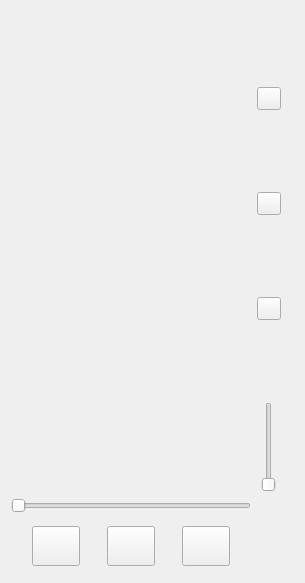
This is widget.ui in spygg/QBaiduFm as Qt 5 draws it before an edit. The edited form follows.
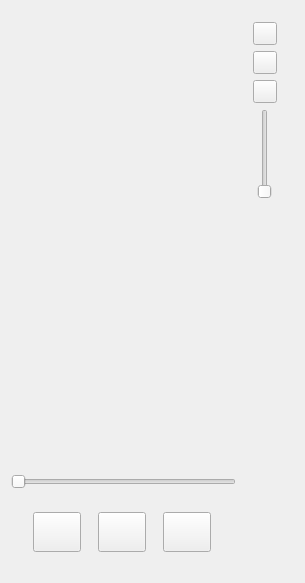
This is the edited form. Icons and pictures are not drawn. Custom widgets are drawn as their Qt base class.

Commit message: 修改歌词不正常显示bug，修改布局

Diff of the .ui file:
```diff
--- a/widget.ui
+++ b/widget.ui
@@ -25,11 +25,12 @@
   <property name="windowOpacity">
    <double>1.000000000000000</double>
   </property>
-  <layout class="QHBoxLayout" name="horizontalLayout_3">
-   <item>
     <layout class="QHBoxLayout" name="horizontalLayout_2">
      <item>
       <layout class="QVBoxLayout" name="verticalLayout_2">
+     <property name="spacing">
+      <number>0</number>
+     </property>
        <item>
         <widget class="AristPicture" name="aristPicWidget" native="true">
          <property name="minimumSize">
@@ -85,6 +86,7 @@
         </widget>
        </item>
        <item>
+      <widget class="QWidget" name="widget" native="true">
         <layout class="QHBoxLayout" name="horizontalLayout">
          <item>
           <widget class="QToolButton" name="prevtoolButton">
@@ -161,14 +163,13 @@
           </widget>
          </item>
         </layout>
+      </widget>
        </item>
       </layout>
      </item>
      <item>
+    <widget class="QWidget" name="widget_tool" native="true">
       <layout class="QVBoxLayout" name="verticalLayout">
-       <property name="sizeConstraint">
-        <enum>QLayout::SetMaximumSize</enum>
-       </property>
        <item>
         <widget class="QToolButton" name="settingtoolButton">
          <property name="toolTip">
@@ -225,7 +226,21 @@
          </property>
         </widget>
        </item>
-      </layout>
+      <item>
+       <spacer name="verticalSpacer">
+        <property name="orientation">
+         <enum>Qt::Vertical</enum>
+        </property>
+        <property name="sizeHint" stdset="0">
+         <size>
+          <width>20</width>
+          <height>40</height>
+         </size>
+        </property>
+       </spacer>
+      </item>
+     </layout>
+    </widget>
      </item>
      <item>
       <widget class="ChannelsWidget" name="channelwidget" native="true">
@@ -236,8 +251,6 @@
         </size>
        </property>
       </widget>
-     </item>
-    </layout>
    </item>
   </layout>
  </widget>
```
Lines whose indentation alone changed are shown as unchanged. The commit also changes 3 other files.
